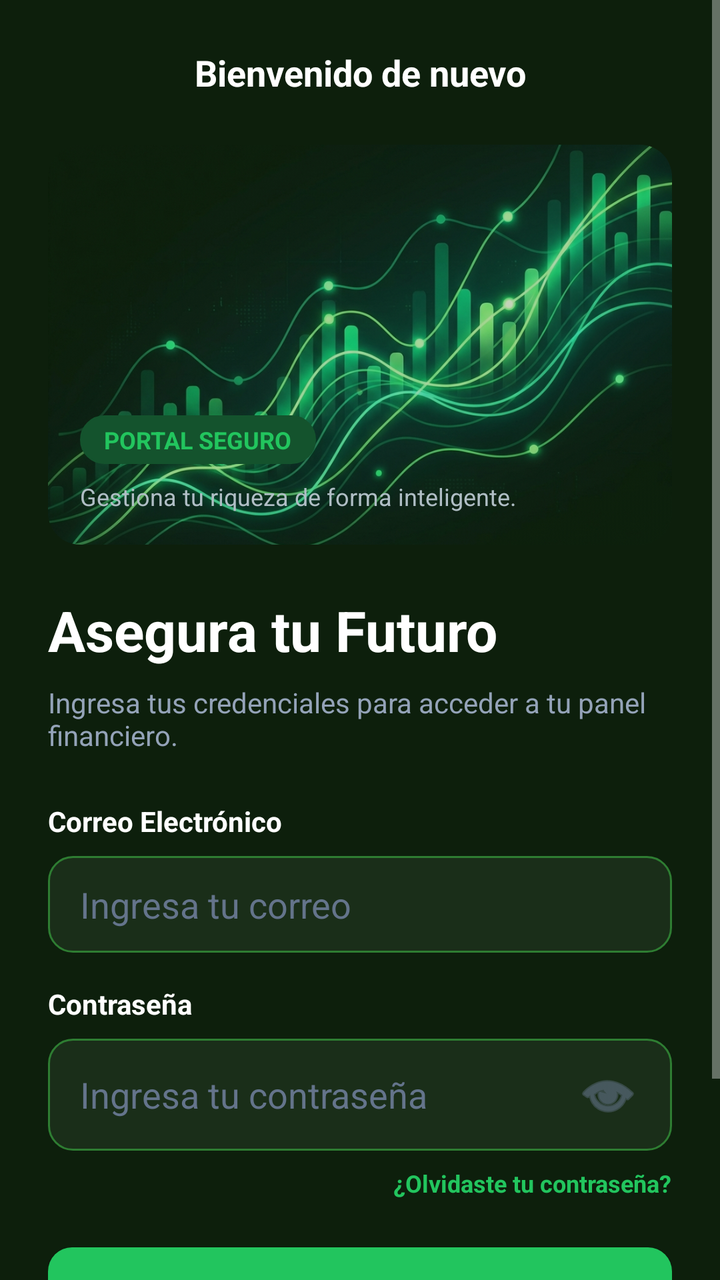
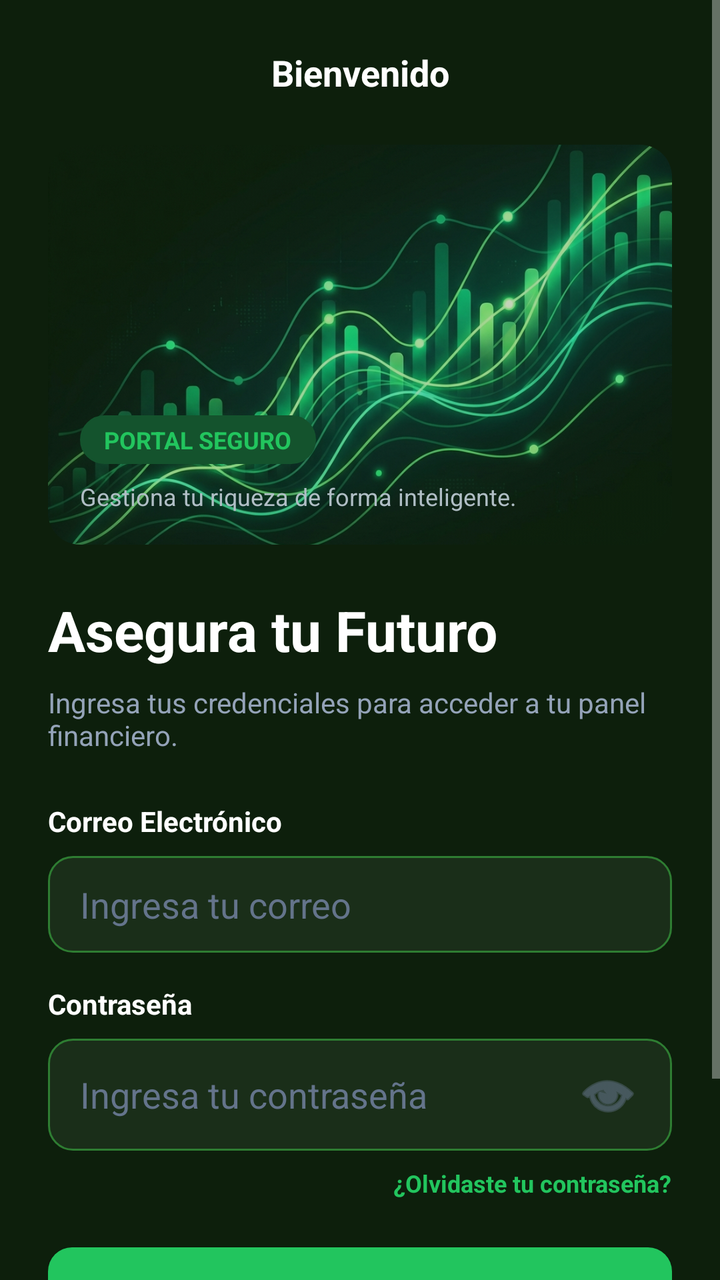

Compare the two renders of this Android layout. The source of the first and the diff that turns it into the second are given below.
<!-- AndroidManifest.xml: activity theme Theme.AppCompat.NoActionBar -->
<!-- res/layout/activity_login.xml -->
<?xml version="1.0" encoding="utf-8"?>

<ScrollView xmlns:android="http://schemas.android.com/apk/res/android"
    xmlns:app="http://schemas.android.com/apk/res-auto"
    xmlns:tools="http://schemas.android.com/tools"
    android:layout_width="match_parent"
    android:layout_height="match_parent"
    android:background="@color/bg_dark"
    android:fillViewport="true">

    <LinearLayout
        android:layout_width="match_parent"
        android:layout_height="wrap_content"
        android:orientation="vertical"
        android:padding="24dp">


        <LinearLayout
            android:layout_width="match_parent"
            android:layout_height="wrap_content"
            android:gravity="center_vertical"
            android:orientation="horizontal"
            android:paddingBottom="24dp">



            <TextView
                android:layout_width="match_parent"
                android:layout_height="wrap_content"
                android:gravity="center"
                android:text="Bienvenido de nuevo"
                android:textColor="@color/white"
                android:textSize="18sp"
                android:textStyle="bold" />
        </LinearLayout>

        <androidx.cardview.widget.CardView
            android:layout_width="match_parent"
            android:layout_height="200dp"
            app:cardBackgroundColor="@color/bg_dark_card"
            app:cardCornerRadius="16dp"
            app:cardElevation="0dp">

            <RelativeLayout
                android:layout_width="match_parent"
                android:layout_height="match_parent">

                <ImageView
                    android:layout_width="match_parent"
                    android:layout_height="match_parent"
                    android:alpha="0.8"
                    android:scaleType="centerCrop"
                    android:src="@drawable/chart_graphic" 
                    app:tint="@null" />
                
                <LinearLayout
                    android:layout_width="wrap_content"
                    android:layout_height="wrap_content"
                    android:layout_alignParentBottom="true"
                    android:padding="16dp"
                    android:orientation="vertical">

                    <TextView
                        android:layout_width="wrap_content"
                        android:layout_height="wrap_content"
                        android:background="@drawable/rounded_edittext" 
                        android:backgroundTint="#14532D"
                        android:paddingHorizontal="12dp"
                        android:paddingVertical="4dp"
                        android:text="PORTAL SEGURO"
                        android:textColor="@color/green_accent"
                        android:textSize="12sp"
                        android:textStyle="bold" />

                    <TextView
                        android:layout_width="wrap_content"
                        android:layout_height="wrap_content"
                        android:layout_marginTop="8dp"
                        android:text="Gestiona tu riqueza de forma inteligente."
                        android:textColor="#B0BEC5"
                        android:textSize="12sp" />

                </LinearLayout>

            </RelativeLayout>
        </androidx.cardview.widget.CardView>

        <TextView
            android:layout_width="wrap_content"
            android:layout_height="wrap_content"
            android:layout_marginTop="24dp"
            android:text="Asegura tu Futuro"
            android:textColor="@color/white"
            android:textSize="28sp"
            android:textStyle="bold" />

        <TextView
            android:layout_width="wrap_content"
            android:layout_height="wrap_content"
            android:layout_marginTop="8dp"
            android:layout_marginBottom="24dp"
            android:text="Ingresa tus credenciales para acceder a tu panel financiero."
            android:textColor="#94A3B8"
            android:textSize="14sp" />

        <TextView
            android:layout_width="wrap_content"
            android:layout_height="wrap_content"
            android:layout_marginBottom="8dp"
            android:text="Correo Electrónico"
            android:textColor="@color/white"
            android:textStyle="bold" />

        <EditText
            android:id="@+id/edtCorreo"
            android:layout_width="match_parent"
            android:layout_height="wrap_content"
            android:layout_marginBottom="16dp"
            android:background="@drawable/rounded_edittext"
            android:hint="Ingresa tu correo"
            android:inputType="textEmailAddress"
            android:textColor="@color/white"
            android:textColorHint="#64748B" />

        <TextView
            android:layout_width="wrap_content"
            android:layout_height="wrap_content"
            android:layout_marginBottom="8dp"
            android:text="Contraseña"
            android:textColor="@color/white"
            android:textStyle="bold" />

        <EditText
            android:id="@+id/edtClave"
            android:layout_width="match_parent"
            android:layout_height="wrap_content"
            android:background="@drawable/rounded_edittext"
            android:hint="Ingresa tu contraseña"
            android:inputType="textPassword"
            android:layout_marginBottom="8dp"
            android:textColor="@color/white"
            android:textColorHint="#64748B" 
            android:drawableEnd="@android:drawable/ic_menu_view"
            android:drawableTint="#64748B"/>
        
        <TextView
            android:layout_width="wrap_content"
            android:layout_height="wrap_content"
            android:layout_gravity="end"
            android:layout_marginBottom="24dp"
            android:text="¿Olvidaste tu contraseña?"
            android:textColor="@color/green_accent"
            android:textStyle="bold"
            android:textSize="12sp"/>

        <Button
            android:id="@+id/btnIngresar"
            android:layout_width="match_parent"
            android:layout_height="wrap_content"
            android:background="@drawable/btn_primary"
            android:text="Iniciar Sesión"
            android:textColor="@color/black"
            android:textStyle="bold"
            app:backgroundTint="@null" />
            
        <Button
            android:id="@+id/btnCrearCuenta"
            android:layout_width="match_parent"
            android:layout_height="wrap_content"
            android:layout_marginTop="16dp"
            android:background="@drawable/btn_outline"
            android:text="Crear Cuenta"
            android:textColor="@color/white"
            android:textStyle="bold"
            app:backgroundTint="@null" />

    </LinearLayout>
</ScrollView>
<!-- resources referenced by this layout -->
<resources>
  <color name="bg_dark">#0D1F0C</color>
  <color name="bg_dark_card">#1A2E19</color>
  <color name="black">#FF000000</color>
  <color name="green_accent">#22C55E</color>
  <color name="white">#FFFFFFFF</color>
  <!-- drawable btn_outline (drawable) -->
  <?xml version="1.0" encoding="utf-8"?>
  
  <shape xmlns:android="http://schemas.android.com/apk/res/android">
      <solid android:color="#00000000" /> 
      <corners android:radius="12dp" />
      <stroke
          android:width="1dp"
          android:color="#475569" /> 
  </shape>
  <!-- drawable btn_primary (drawable) -->
  <?xml version="1.0" encoding="utf-8"?>
  
  <shape xmlns:android="http://schemas.android.com/apk/res/android">
      <solid android:color="#22C55E" /> 
      <corners android:radius="12dp" />
  </shape>
  <!-- drawable chart_graphic: png bitmap (drawable, 534183 bytes) -->
  <!-- drawable rounded_edittext (drawable) -->
  <?xml version="1.0" encoding="utf-8"?>
  
  <shape xmlns:android="http://schemas.android.com/apk/res/android">
      <solid android:color="#1A2E19" /> 
      <corners android:radius="12dp" />
      <stroke
          android:width="1dp"
          android:color="#2E7D32" /> 
      <padding
          android:left="16dp"
          android:top="12dp"
          android:right="16dp"
          android:bottom="12dp" />
  </shape>
</resources>

<!-- the commit's change to res/layout/activity_login.xml (unified diff, before → after) -->
@@ -28,7 +28,7 @@
                 android:layout_width="match_parent"
                 android:layout_height="wrap_content"
                 android:gravity="center"
-                android:text="Bienvenido de nuevo"
+                android:text="Bienvenido"
                 android:textColor="@color/white"
                 android:textSize="18sp"
                 android:textStyle="bold" />
